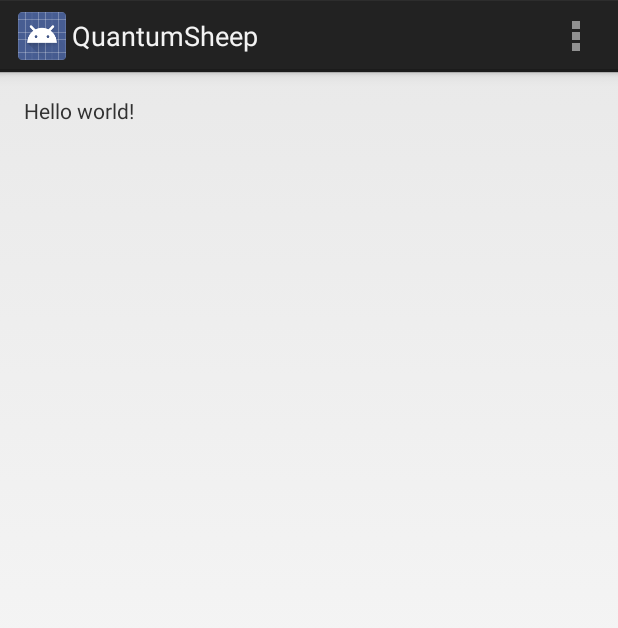
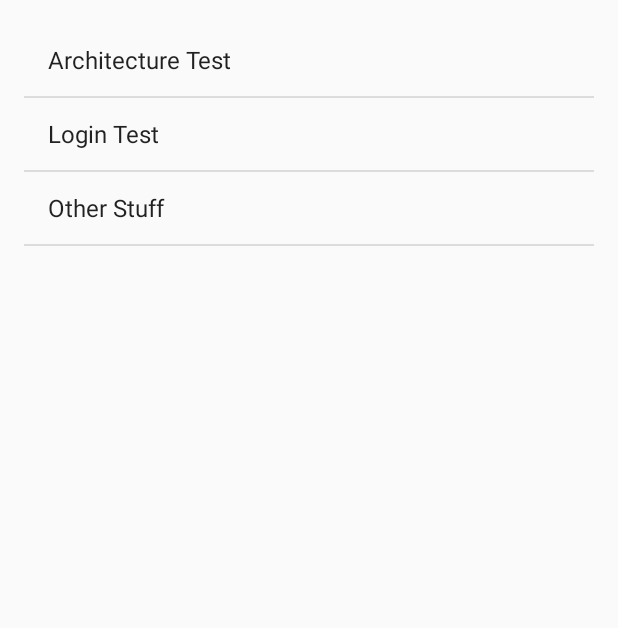
Before and after one commit to slaterama/QuantumSheep_bak, an Android app: the screen it shows after launch (MainActivity), on a phone screen of 412 x 824 dp. Shown: the top 628 px of the screen. Run offline under Robolectric (Android 15) with nearby library versions, the light colour scheme and no system bars; libraries missing offline, so code that uses them is left out: com.slaterama.qslib; 2 statements that could not run were skipped.

Commit message:
First pass at some sort of architecture in action

```diff
--- a/app/build.gradle
+++ b/app/build.gradle
@@ -24,4 +24,5 @@
 	compile project(':qslib')
 	compile project(':qslib-alpha')
 	compile project(':qslib-beta')
+	compile 'com.android.support:appcompat-v7:20.0.0'
 }
--- a/app/src/main/java/com/slaterama/quantumsheep/view/MainActivity.java
+++ b/app/src/main/java/com/slaterama/quantumsheep/view/MainActivity.java
@@ -1,31 +1,28 @@
 package com.slaterama.quantumsheep.view;
 
+import android.app.ListActivity;
+import android.content.Intent;
 import android.os.Bundle;
-import android.support.v4.app.FragmentActivity;
 import android.view.Menu;
 import android.view.MenuItem;
+import android.view.View;
+import android.widget.ArrayAdapter;
+import android.widget.ListView;
+import android.widget.Toast;
 
-import com.slaterama.qslib.alpha.app.architecture.Architecture;
-import com.slaterama.qslib.alpha.app.architecture.ArchitectureMVP;
-import com.slaterama.qslib.alpha.app.architecture.AbsArchitectureManager.ArchitectureCallbacks;
-import com.slaterama.qslib.alpha.app.architecture.SupportArchitectureManager;
 import com.slaterama.quantumsheep.R;
 
-public class MainActivity extends FragmentActivity
-		implements ArchitectureCallbacks {
-
-	private final static int ARCHITECTURE_ID = 0;
-
-	private Architecture mArchitecture;
+public class MainActivity extends ListActivity {
 
     @Override
     protected void onCreate(Bundle savedInstanceState) {
         super.onCreate(savedInstanceState);
         setContentView(R.layout.activity_main);
 
-		mArchitecture = SupportArchitectureManager.getInstance().getArchitecture(
-				this, ARCHITECTURE_ID, null, this);
-    }
+		setListAdapter(new ArrayAdapter<String>(this,
+				android.R.layout.simple_list_item_1,
+				getResources().getStringArray(R.array.main_menu)));
+	}
 
     @Override
     public boolean onCreateOptionsMenu(Menu menu) {
@@ -47,7 +44,13 @@
     }
 
 	@Override
-	public Architecture onCreateArchitecture(int id, Bundle args) {
-		return new ArchitectureMVP();
+	protected void onListItemClick(ListView l, View v, int position, long id) {
+		switch (position) {
+			case 0:
+				startActivity(new Intent(this, ArchitectureActivity.class));
+				break;
+			default:
+				Toast.makeText(this, R.string.toast_not_yet_supported, Toast.LENGTH_SHORT).show();
+		}
 	}
 }
--- a/app/src/main/res/layout/activity_main.xml
+++ b/app/src/main/res/layout/activity_main.xml
@@ -2,15 +2,17 @@
     xmlns:tools="http://schemas.android.com/tools"
     android:layout_width="match_parent"
     android:layout_height="match_parent"
-    android:paddingLeft="@dimen/activity_horizontal_margin"
-    android:paddingRight="@dimen/activity_horizontal_margin"
-    android:paddingTop="@dimen/activity_vertical_margin"
-    android:paddingBottom="@dimen/activity_vertical_margin"
     tools:context=".MainActivity">
 
-    <TextView
-        android:text="@string/hello_world"
+    <ListView
+		android:id="@android:id/list"
         android:layout_width="wrap_content"
-        android:layout_height="wrap_content" />
+        android:layout_height="wrap_content"
+		android:paddingLeft="@dimen/activity_horizontal_margin"
+		android:paddingRight="@dimen/activity_horizontal_margin"
+		android:paddingTop="@dimen/activity_vertical_margin"
+		android:paddingBottom="@dimen/activity_vertical_margin"
+		android:clipToPadding="false"
+		android:scrollbarStyle="outsideOverlay" />
 
 </RelativeLayout>
--- a/app/src/main/res/values/strings.xml
+++ b/app/src/main/res/values/strings.xml
@@ -1,8 +1,33 @@
 <?xml version="1.0" encoding="utf-8"?>
 <resources>
+
+	<!-- Boilerplate -->
 
     <string name="app_name">QuantumSheep</string>
     <string name="hello_world">Hello world!</string>
     <string name="action_settings">Settings</string>
 
+	<!-- App-wide strings -->
+
+	<string name="architecture_test">Architecture Test</string>
+	<string name="login_test">Login Test</string>
+	<string name="other_stuff">Other Stuff</string>
+
+    <string-array name="main_menu">
+        <item>@string/architecture_test</item>
+        <item>@string/login_test</item>
+        <item>@string/other_stuff</item>
+    </string-array>
+
+    <string name="toast_not_yet_supported">This feature is not yet supported.</string>
+
+	<!-- Architecture -->
+
+	<string name="architecture_fragment_one_hello_world">Hello fragment one!</string>
+	<string name="architecture_fragment_two_hello_world">Hello fragment two!</string>
+
+	<string name="architecture_activity_title">@string/architecture_test</string>
+	<string name="architecture_test_click_count">Click count: %d</string>
+	<string name="architecture_test_increment_count">Increment Count</string>
+
 </resources>
--- a/app/src/main/res/values/styles.xml
+++ b/app/src/main/res/values/styles.xml
@@ -1,7 +1,7 @@
 <resources>
 
     <!-- Base application theme. -->
-    <style name="AppTheme" parent="android:Theme.Holo.Light.DarkActionBar">
+    <style name="AppTheme" parent="Theme.AppCompat.Light.DarkActionBar">
         <!-- Customize your theme here. -->
     </style>
 
```
Also changed, not shown: app/src/main/AndroidManifest.xml (+12 -1 lines), app/src/main/java/com/slaterama/quantumsheep/architecture/ArchitectureTestArchitecture.java (added, +15 -0 lines), app/src/main/java/com/slaterama/quantumsheep/model/ArchitectureTestModel.java (added, +21 -0 lines), app/src/main/java/com/slaterama/quantumsheep/view/ArchitectureActivity.java (added, +65 -0 lines), app/src/main/java/com/slaterama/quantumsheep/view/ArchitectureOneFragment.java (added, +19 -0 lines), app/src/main/java/com/slaterama/quantumsheep/view/ArchitectureTwoFragment.java (added, +19 -0 lines), app/src/main/res/layout-land/activity_architecture.xml (added, +26 -0 lines), app/src/main/res/layout/activity_architecture.xml (added, +26 -0 lines), app/src/main/res/layout/fragment_architecture_one.xml (added, +31 -0 lines), app/src/main/res/layout/fragment_architecture_two.xml (added, +31 -0 lines), app/src/main/res/menu/architecture.xml (added, +9 -0 lines), 1 other file. Lines whose indentation alone changed are shown as unchanged.
